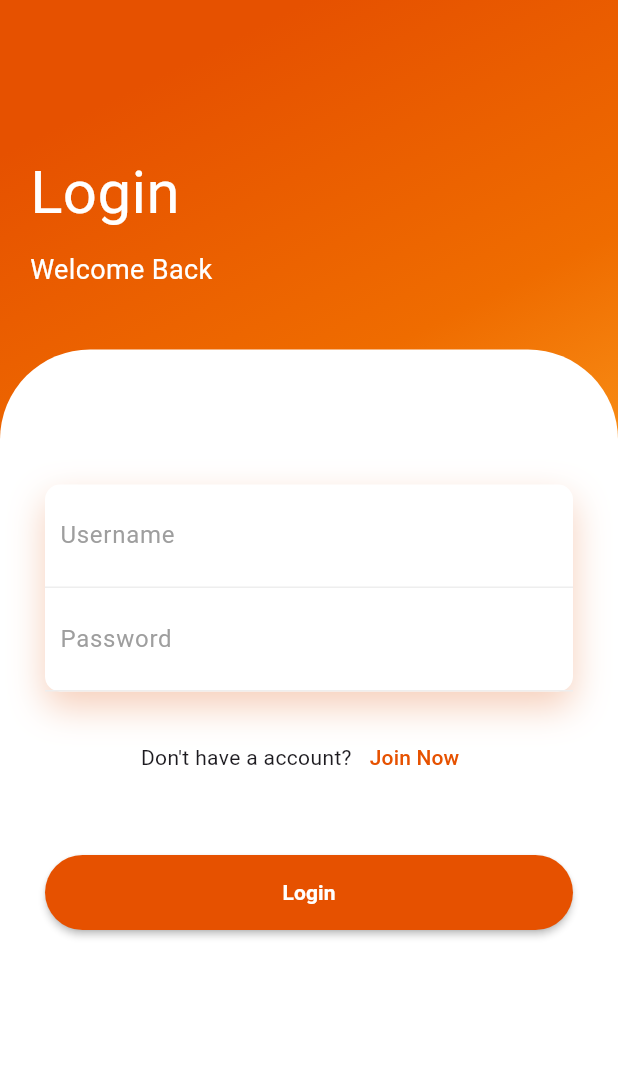
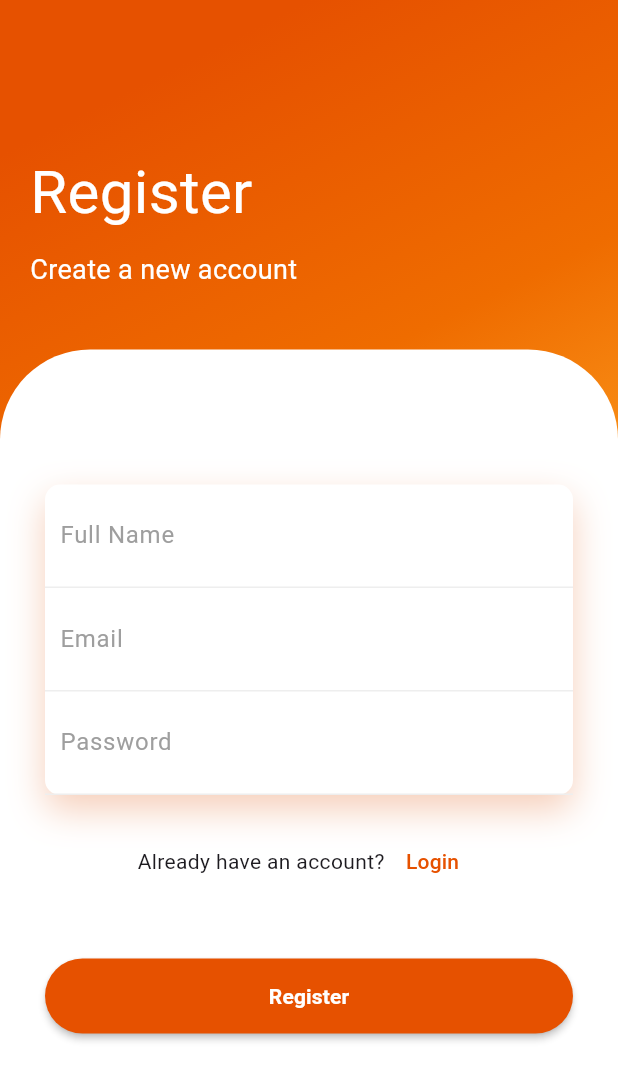
Before and after one commit to Mina843/grad_App, a Flutter app: the screen it shows after launch, after a tap on "Join Now", on a phone screen of 412 x 824 dp. Shown: the top 1080 px of the screen. Run offline on Flutter 3.47's test engine with Material 3 defaults, Android fonts, the phone set to English and light mode, and no system bars; our stand-ins replace animate_do, percent_indicator.

Commit message:
do register

```diff
--- a/lib/login_page.dart
+++ b/lib/login_page.dart
@@ -1,4 +1,5 @@
 import 'package:flutter/material.dart';
+import 'package:gg/register/register_page.dart';
 import 'home_page.dart'; // استيراد صفحة HomePage
 import 'package:animate_do/animate_do.dart';
 
@@ -144,11 +145,19 @@ class _LoginPageState extends State<LoginPage> {
                             'Don\'t have a account?',
                           ),
                           TextButton(
-                              onPressed: () {},
-                              child: Text(
-                                'Join Now',
-                                style: TextStyle(color: Colors.orange[900]),
-                              ))
+                            onPressed: () {
+                              Navigator.push(
+                                context,
+                                MaterialPageRoute(
+                                  builder: (context) => const RegisterPage(),
+                                ),
+                              );
+                            },
+                            child: Text(
+                              'Join Now',
+                              style: TextStyle(color: Colors.orange[900]),
+                            ),
+                          ),
                         ],
                       ),
                       Text(
--- /dev/null
+++ b/lib/register/register_body_view.dart
@@ -0,0 +1,96 @@
+import 'package:animate_do/animate_do.dart';
+import 'package:flutter/material.dart';
+import 'package:gg/register/register_page_header.dart';
+import 'package:gg/register/register_text_field.dart';
+import 'package:gg/register/user_have_account.dart';
+
+class RegisterBodyView extends StatelessWidget {
+  const RegisterBodyView({
+    super.key,
+    required this.nameController,
+    required this.emailController,
+    required this.passwordController,
+    required this.errorMessage,
+  });
+
+  final TextEditingController nameController;
+  final TextEditingController emailController;
+  final TextEditingController passwordController;
+  final String errorMessage;
+
+  @override
+  Widget build(BuildContext context) {
+    return Column(
+      crossAxisAlignment: CrossAxisAlignment.start,
+      children: <Widget>[
+        const SizedBox(height: 80),
+        const RegisterPageHeader(),
+        const SizedBox(height: 20),
+        Expanded(
+          child: Container(
+            decoration: const BoxDecoration(
+              color: Colors.white,
+              borderRadius: BorderRadius.only(
+                topLeft: Radius.circular(60),
+                topRight: Radius.circular(60),
+              ),
+            ),
+            child: Padding(
+              padding: const EdgeInsets.all(30),
+              child: Column(
+                children: <Widget>[
+                  const SizedBox(height: 60),
+                  FadeInUp(
+                    duration: const Duration(milliseconds: 1400),
+                    child: Container(
+                      decoration: BoxDecoration(
+                        color: Colors.white,
+                        borderRadius: BorderRadius.circular(10),
+                        boxShadow: const [
+                          BoxShadow(
+                            color: Color.fromRGBO(225, 95, 27, .3),
+                            blurRadius: 20,
+                            offset: Offset(0, 10),
+                          ),
+                        ],
+                      ),
+                      child: RegisterTextFieldWidget(
+                          nameController: nameController,
+                          emailController: emailController,
+                          passwordController: passwordController),
+                    ),
+                  ),
+                  const SizedBox(height: 20),
+                  const UserHaveAccount(),
+                  Text(
+                    errorMessage,
+                    style: const TextStyle(color: Colors.red),
+                  ),
+                  const SizedBox(height: 20),
+                  FadeInUp(
+                    duration: const Duration(milliseconds: 1600),
+                    child: MaterialButton(
+                      onPressed: () {},
+                      height: 50,
+                      color: Colors.orange[900],
+                      shape: RoundedRectangleBorder(
+                        borderRadius: BorderRadius.circular(50),
+                      ),
+                      child: const Center(
+                        child: Text(
+                          "Register",
+                          style: TextStyle(
+                              color: Colors.white, fontWeight: FontWeight.bold),
+                        ),
+                      ),
+                    ),
+                  ),
+                ],
+              ),
+            ),
+          ),
+        )
+      ],
+    );
+  }
+}
--- /dev/null
+++ b/lib/register/register_page.dart
@@ -0,0 +1,40 @@
+import 'package:flutter/material.dart';
+import 'package:gg/register/register_body_view.dart';
+
+class RegisterPage extends StatefulWidget {
+  const RegisterPage({super.key});
+
+  @override
+  _RegisterPageState createState() => _RegisterPageState();
+}
+
+class _RegisterPageState extends State<RegisterPage> {
+  final TextEditingController nameController = TextEditingController();
+  final TextEditingController emailController = TextEditingController();
+  final TextEditingController passwordController = TextEditingController();
+  String errorMessage = '';
+
+  @override
+  Widget build(BuildContext context) {
+    return Scaffold(
+      body: Container(
+        width: double.infinity,
+        decoration: BoxDecoration(
+          gradient: LinearGradient(
+            begin: Alignment.topCenter,
+            colors: [
+              Colors.orange.shade900,
+              Colors.orange.shade800,
+              Colors.orange.shade400
+            ],
+          ),
+        ),
+        child: RegisterBodyView(
+            nameController: nameController,
+            emailController: emailController,
+            passwordController: passwordController,
+            errorMessage: errorMessage),
+      ),
+    );
+  }
+}
--- /dev/null
+++ b/lib/register/register_page_header.dart
@@ -0,0 +1,33 @@
+import 'package:animate_do/animate_do.dart';
+import 'package:flutter/material.dart';
+
+class RegisterPageHeader extends StatelessWidget {
+  const RegisterPageHeader({
+    super.key,
+  });
+
+  @override
+  Widget build(BuildContext context) {
+    return Padding(
+      padding: const EdgeInsets.all(20),
+      child: Column(
+        crossAxisAlignment: CrossAxisAlignment.start,
+        children: <Widget>[
+          FadeInUp(
+              duration: const Duration(milliseconds: 1000),
+              child: const Text(
+                "Register",
+                style: TextStyle(color: Colors.white, fontSize: 40),
+              )),
+          const SizedBox(height: 10),
+          FadeInUp(
+              duration: const Duration(milliseconds: 1300),
+              child: const Text(
+                "Create a new account",
+                style: TextStyle(color: Colors.white, fontSize: 18),
+              )),
+        ],
+      ),
+    );
+  }
+}
--- /dev/null
+++ b/lib/register/register_text_field.dart
@@ -0,0 +1,62 @@
+import 'package:flutter/material.dart';
+
+class RegisterTextFieldWidget extends StatelessWidget {
+  const RegisterTextFieldWidget({
+    super.key,
+    required this.nameController,
+    required this.emailController,
+    required this.passwordController,
+  });
+
+  final TextEditingController nameController;
+  final TextEditingController emailController;
+  final TextEditingController passwordController;
+
+  @override
+  Widget build(BuildContext context) {
+    return Column(
+      children: <Widget>[
+        Container(
+          padding: const EdgeInsets.all(10),
+          decoration: BoxDecoration(
+              border: Border(bottom: BorderSide(color: Colors.grey.shade200))),
+          child: TextField(
+            controller: nameController,
+            decoration: const InputDecoration(
+                hintText: "Full Name",
+                hintStyle: TextStyle(color: Colors.grey),
+                border: InputBorder.none),
+          ),
+        ),
+        Container(
+          padding: const EdgeInsets.all(10),
+          decoration: BoxDecoration(
+              border: Border(bottom: BorderSide(color: Colors.grey.shade200))),
+          child: TextField(
+            controller: emailController,
+            decoration: const InputDecoration(
+                hintText: "Email",
+                hintStyle: TextStyle(color: Colors.grey),
+                border: InputBorder.none),
+          ),
+        ),
+        Container(
+          padding: const EdgeInsets.all(10),
+          decoration: BoxDecoration(
+            border: Border(
+              bottom: BorderSide(color: Colors.grey.shade200),
+            ),
+          ),
+          child: TextField(
+            controller: passwordController,
+            obscureText: true,
+            decoration: const InputDecoration(
+                hintText: "Password",
+                hintStyle: TextStyle(color: Colors.grey),
+                border: InputBorder.none),
+          ),
+        ),
+      ],
+    );
+  }
+}
--- /dev/null
+++ b/lib/register/user_have_account.dart
@@ -0,0 +1,28 @@
+import 'package:flutter/material.dart';
+
+class UserHaveAccount extends StatelessWidget {
+  const UserHaveAccount({
+    super.key,
+  });
+
+  @override
+  Widget build(BuildContext context) {
+    return Row(
+      mainAxisAlignment: MainAxisAlignment.center,
+      children: [
+        const Text(
+          'Already have an account?',
+        ),
+        TextButton(
+          onPressed: () {
+            Navigator.pop(context);
+          },
+          child: Text(
+            'Login',
+            style: TextStyle(color: Colors.orange[900]),
+          ),
+        ),
+      ],
+    );
+  }
+}
```
